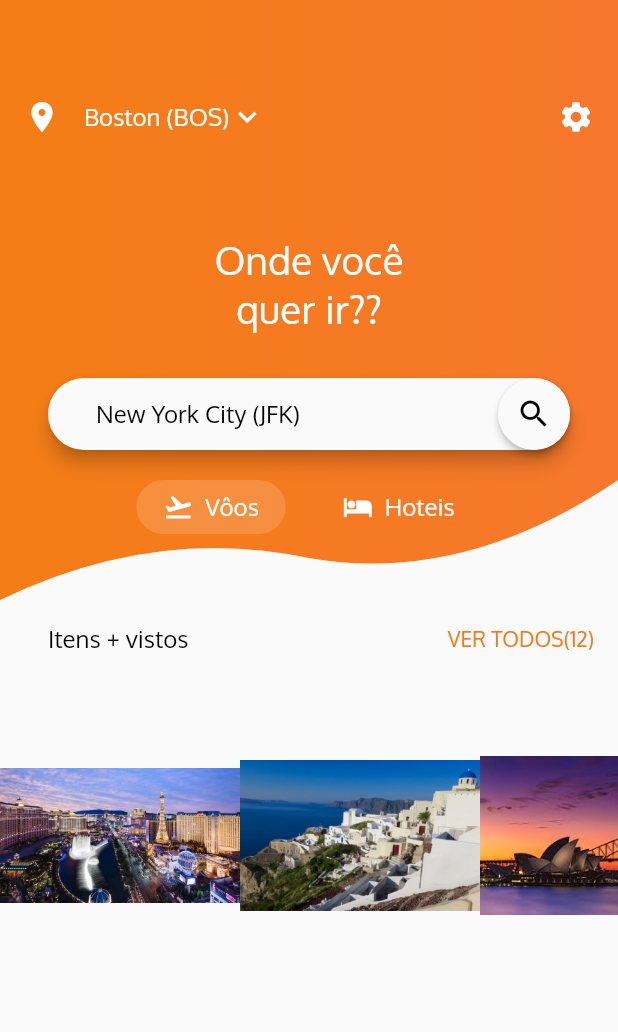
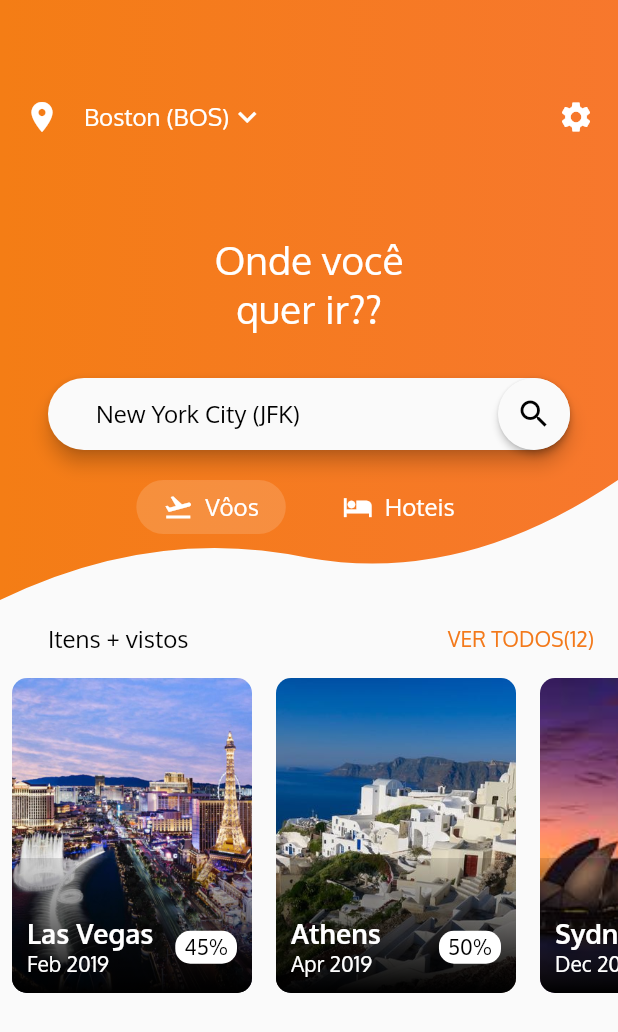
Before and after one commit to MarcioQuimbundo/kiviagem, a Flutter app: the screen it shows after launch, on a phone screen of 412 x 824 dp. Shown: the top 1032 px of the screen. Run offline on Flutter 3.47's test engine with Material 2 defaults, Android fonts, the phone set to English and light mode, and no system bars.

Commit message:
cityname, monthyear and discount added

```diff
--- a/lib/main.dart
+++ b/lib/main.dart
@@ -253,14 +253,74 @@ class CityCard extends StatelessWidget {
       this.oldPrice, this.newPrice);
   @override
   Widget build(BuildContext context) {
-    return Stack(
+    return Padding(
+      padding: const EdgeInsets.symmetric(horizontal: 8.0),
+      child: ClipRRect(
+        borderRadius: BorderRadius.all(Radius.circular(10.0)),
+        child: Stack(
           children: <Widget>[
             Container(
               height: 210.0,
               width: 160.0,
-          child: Image.asset(imagePath),
+              child: Image.asset(
+                imagePath,
+                fit: BoxFit.cover,
+              ),
+            ),
+            Positioned(
+              left: 0.0,
+              bottom: 0.0,
+              width: 160.0,
+              height: 90.0,
+              child: Container(
+                decoration: BoxDecoration(
+                  gradient: LinearGradient(
+                    begin: Alignment.bottomCenter,
+                    end: Alignment.topCenter,
+                    colors: [
+                    Colors.black, Colors.black12
+                  ])
+                ),
+              ),
+            ),
+            Positioned(
+              left: 10.0,
+              bottom: 10.0,
+              right: 10.0,
+              child: Row(
+                mainAxisSize: MainAxisSize.max,
+                mainAxisAlignment: MainAxisAlignment.spaceBetween,
+                children: <Widget>[
+                  Column(
+                    crossAxisAlignment: CrossAxisAlignment.start,
+                    children: <Widget>[
+                      Text(cityName,
+                          style: TextStyle(
+                              fontWeight: FontWeight.bold,
+                              color: Colors.white,
+                              fontSize: 18.0)),
+                      Text(monthYear,
+                          style: TextStyle(
+                              fontWeight: FontWeight.normal,
+                              color: Colors.white,
+                              fontSize: 14.0)),
+                    ],
+                  ),
+                  Container(
+                    padding: EdgeInsets.symmetric(horizontal: 6.0, vertical: 2.0),
+                    decoration: BoxDecoration(
+                      color: Colors.white,
+                        shape: BoxShape.rectangle,
+                        borderRadius: BorderRadius.all(Radius.circular(10.0))),
+                    child: Text("$discount%",
+                        style: TextStyle(fontSize: 14.0, color: Colors.black)),
                   )
                 ],
+              ),
+            )
+          ],
+        ),
+      ),
     );
   }
 }
```
Lines whose indentation alone changed are shown as unchanged.
